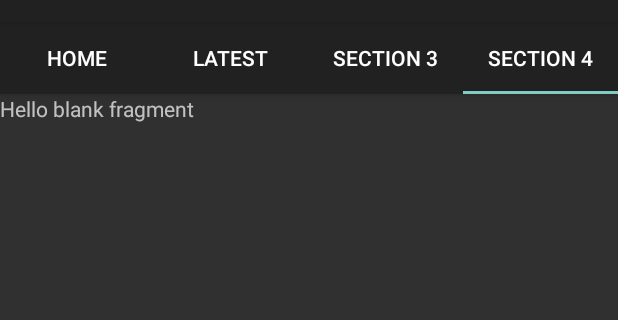
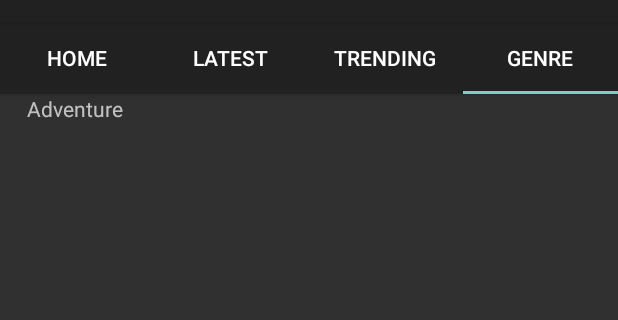
Before and after one commit to nicholastqs/project, an Android app: the HomeFragment screen opened directly, with no data from a screen before it, tab 4 chosen, on a phone screen of 412 x 824 dp, the part 62-382 px from its top. Run offline under Robolectric (Android 15) with nearby library versions, the phone set to English and light mode, and no system bars; our stand-ins replace ButterKnife; libraries missing offline, so code that uses them is left out: com.github.javiersantos.materialstyleddialogs; pictures from the network do not load; 1 statement that could not run was skipped.

Commit message:
New Code

```diff
--- a/app/build.gradle
+++ b/app/build.gradle
@@ -31,13 +31,17 @@ dependencies {
     implementation 'com.android.support:support-v4:27.1.1'
     implementation 'com.android.support:cardview-v7:27.1.1'
 
+    implementation 'com.google.firebase:firebase-core:16.0.1'
+
     /*https://firebase.google.com/docs/auth/android/password-auth#sign_in_a_user_with_an_email_address_and_password*/
 
     /*https://github.com/firebase/quickstart-android/blob/6b85671ca1fc9403b1f0bf5fbb473dd6509516b4/auth/app/src/main/java/com/google/firebase/quickstart/auth/EmailPasswordActivity.java#L66-L66*/
     implementation 'com.google.firebase:firebase-auth:16.0.2'
-    //implementation 'com.google.firebase:firebase-database:11.6.0'
+
 
     implementation 'com.jakewharton:butterknife:8.8.1'
+
+    implementation 'com.google.firebase:firebase-database:16.0.1'
     annotationProcessor 'com.jakewharton:butterknife-compiler:8.8.1'
 
     implementation 'com.github.javiersantos:MaterialStyledDialogs:2.1'
--- a/app/src/main/java/com/example/nicholas/cinebox/adapter/MoviesAdapter.java
+++ b/app/src/main/java/com/example/nicholas/cinebox/adapter/MoviesAdapter.java
@@ -52,6 +52,7 @@ public class MoviesAdapter extends RecyclerView.Adapter<MoviesAdapter.ViewHolder
         String image = model.getImage();
         String duration = model.getDuration();
         String release_date = model.getRelease_date();
+        String background = model.getBackground();
 
         holder.movie_card.setOnClickListener(v -> {
             Intent intent = new Intent(mContext, DetailActivity.class);
@@ -62,6 +63,7 @@ public class MoviesAdapter extends RecyclerView.Adapter<MoviesAdapter.ViewHolder
             intent.putExtra("image", image);
             intent.putExtra("duration", duration);
             intent.putExtra("release_date", release_date);
+            intent.putExtra("background", background);
             mContext.startActivity(intent);
         });
     }
@@ -86,6 +88,7 @@ public class MoviesAdapter extends RecyclerView.Adapter<MoviesAdapter.ViewHolder
             pg = itemView.findViewById(R.id.movie_pg);
             description = itemView.findViewById(R.id.movie_description);
             avatar = itemView.findViewById(R.id.movie_img);
+            background = itemView.findViewById(R.id.movie_background);
             movie_card = itemView.findViewById(R.id.movie_card);
         }
     }
--- a/app/src/main/java/com/example/nicholas/cinebox/fragments/HomeFragment.java
+++ b/app/src/main/java/com/example/nicholas/cinebox/fragments/HomeFragment.java
@@ -87,7 +87,7 @@ public class HomeFragment extends Fragment {
 
     private class FragmentsAdapter extends FragmentStatePagerAdapter {
         /*You can get Tab Titles using this implementation. However doing this is not recommended for localisation of your app*/
-        private String frags[] = {"Home", "Latest", "SECTION 3", "SECTION 4"};
+        private String frags[] = {"Home", "Latest", "Trending", "Genre"};
 
         /*The better way to do this getting your titles as arrays*/
         //private String title[] = getActivity().getResources().getStringArray(R.array.tab_titles);
--- a/app/src/main/java/com/example/nicholas/cinebox/fragments/SectionOneFragment.java
+++ b/app/src/main/java/com/example/nicholas/cinebox/fragments/SectionOneFragment.java
@@ -64,12 +64,49 @@ public class SectionOneFragment extends Fragment {
 
     public void prepareMovies() {
         MoviesModel model;
-        model = new MoviesModel("https://upload.wikimedia.org/wikipedia/fi/thumb/f/f9/TheAvengers2012Poster.jpg/250px-TheAvengers2012Poster.jpg", "Avengers", "Action | Adventure | Fantasy", "PG-13", "Iron Man, Thor, the Hulk and the rest of the Avengers unite to battle their most powerful enemy yet -- the evil Thanos. On a mission to collect all six Infinity Stones, Thanos plans to use the artifacts to inflict his twisted will on reality. The fate of the planet and existence itself has never been more uncertain as everything the Avengers have fought for has led up to this moment.", "27 April 2018", "2h 29min");
+
+        model = new MoviesModel("https://upload.wikimedia.org/wikipedia/fi/thumb/f/f9/TheAvengers2012Poster.jpg/250px-TheAvengers2012Poster.jpg",
+                "Avengers",
+                "Action | Adventure | Fantasy",
+                "PG-13",
+                "Iron Man, Thor, the Hulk and the rest of the Avengers unite to battle their most powerful enemy yet -- the evil Thanos. On a mission to collect all six Infinity Stones, Thanos plans to use the artifacts to inflict his twisted will on reality. The fate of the planet and existence itself has never been more uncertain as everything the Avengers have fought for has led up to this moment.",
+                "27 April 2018",
+                "2h 29min",
+                "https://upload.wikimedia.org/wikipedia/fi/thumb/f/f9/TheAvengers2012Poster.jpg/250px-TheAvengers2012Poster.jpg");
         movies.add(model);
 
-        model = new MoviesModel("https://upload.wikimedia.org/wikipedia/fi/thumb/f/f9/TheAvengers2012Poster.jpg/250px-TheAvengers2012Poster.jpg",
-                "Avengers", "Action | Adventure | Fantasy", "PG-13", "Iron Man, Thor, the Hulk and the rest of the Avengers unite to battle their most powerful enemy yet -- the evil Thanos. On a mission to collect all six Infinity Stones, Thanos plans to use the artifacts to inflict his twisted will on reality. The fate of the planet and existence itself has never been more uncertain as everything the Avengers have fought for has led up to this moment.", "27 April 2018", "2h 29min");
+        model = new MoviesModel(
+                "https://www.dvdsreleasedates.com/posters/800/J/Jurassic-World-Fallen-Kingdom-2018-movie-poster.jpg",
+                "Jurassic World: Fallen Kingdom",
+                "Action | Adventure | Sci-Fi",
+                "PG-13",
+                "A volcanic eruption threatens the remaining dinosaurs on the island of Isla Nublar,where the creatures have freely roamed for several years after the demise of an animal theme park known as Jurassic World.",
+                "27 April, 2018",
+                "2h 29min",
+                "https://www.dvdsreleasedates.com/posters/800/J/Jurassic-World-Fallen-Kingdom-2018-movie-poster.jpg");
         movies.add(model);
+
+        model = new MoviesModel("https://m.media-amazon.com/images/M/MV5BMjQ3OTgzMzY4NF5BMl5BanBnXkFtZTgwOTc4OTQyMzI@._V1_UX182_CR0,0,182,268_AL_.jpg",
+                "Kingsman: The Golden Circle",
+                "Action | Adventure | Comedy",
+                "M18",
+                "With their headquarters destroyed and the world held hostage, members of Kingsman find new allies when they discover a spy organization in the United States known as Statesman. In an adventure that tests their strength and wits, the elite secret agents from both sides of the pond band together to battle a ruthless enemy and save the day, something that's becoming a bit of a habit for Eggsy.",
+                "22 Sept 2017",
+                " 2h 21min",
+                "https://m.media-amazon.com/images/M/MV5BMjQ3OTgzMzY4NF5BMl5BanBnXkFtZTgwOTc4OTQyMzI@._V1_UX182_CR0,0,182,268_AL_.jpg");
+        movies.add(model);
+
+        model = new MoviesModel("http://cdn.collider.com/wp-content/uploads/2018/05/deadpool-2-poster-final.jpg",
+                "Deadpool2",
+                "Action | Adventure | Comedy",
+                "M18",
+                "Wisecracking mercenary Deadpool meets Russell, an angry teenage mutant who lives at an orphanage. When Russell becomes the target of Cable -- a genetically enhanced soldier from the future -- Deadpool realizes that he'll need some help saving the boy from such a superior enemy. He soon joins forces with Bedlam, Shatterstar, Domino and other powerful mutants to protect young Russell from Cable and his advanced weaponry.",
+                "Release: 18 May 2018",
+                "Duration: 1h 59min",
+                "http://cdn.collider.com/wp-content/uploads/2018/05/deadpool-2-poster-final.jpg");
+        movies.add(model);
+
+
     }
 
 
--- a/app/src/main/java/com/example/nicholas/cinebox/model/MoviesModel.java
+++ b/app/src/main/java/com/example/nicholas/cinebox/model/MoviesModel.java
@@ -9,8 +9,9 @@ public class MoviesModel {
     private String description;
     private String release_date;
     private String duration;
+    private String background;
 
-    public MoviesModel(String image, String title, String genre, String pg, String description, String release_date, String duration) {
+    public MoviesModel(String image, String title, String genre, String pg, String description, String release_date, String duration , String background) {
         this.image = image;
         this.title = title;
         this.genre = genre;
@@ -18,6 +19,7 @@ public class MoviesModel {
         this.description = description;
         this.release_date = release_date;
         this.duration = duration;
+        this.background = background;
     }
 
     public String getImage() {
@@ -76,5 +78,13 @@ public class MoviesModel {
         this.duration = duration;
     }
 
+    public String getBackground() {
+        return background;
+    }
+
+    public void setBackground() {
+        this.background = background;
+    }
+
 
 }
--- a/app/src/main/java/com/example/nicholas/cinebox/utils/MoviesCollection.java
+++ b/app/src/main/java/com/example/nicholas/cinebox/utils/MoviesCollection.java
@@ -4,7 +4,7 @@ import com.example.nicholas.cinebox.model.MoviesModel;
 
 import java.util.ArrayList;
 
-public class MoviesCollection {
+/*public class MoviesCollection {
     ArrayList<MoviesModel> moviesModels = new ArrayList<>();
 
     public void prepareMovies() {
@@ -19,4 +19,4 @@ public class MoviesCollection {
     }
 
 
-}
+}*/
--- a/app/src/main/res/layout/activity_detail.xml
+++ b/app/src/main/res/layout/activity_detail.xml
@@ -16,6 +16,16 @@
         android:layout_height="@dimen/_155sdp"
         android:layout_alignParentStart="true"
         android:layout_below="@+id/toolbar" />
+
+    <ImageView
+        android:id="@+id/movie_background"
+        android:layout_width="match_parent"
+        android:layout_height="@dimen/_155sdp"
+        android:layout_alignStart="@+id/title"
+        android:layout_below="@+id/toolbar"
+        android:layout_marginStart="-188dp"
+        android:alpha="0.40"/>
+
 
     <TextView
         android:id="@+id/title"
--- a/app/src/main/res/layout/fragment_section_four.xml
+++ b/app/src/main/res/layout/fragment_section_four.xml
@@ -1,14 +1,26 @@
 <?xml version="1.0" encoding="utf-8"?>
-<FrameLayout xmlns:android="http://schemas.android.com/apk/res/android"
+<RelativeLayout xmlns:android="http://schemas.android.com/apk/res/android"
     xmlns:tools="http://schemas.android.com/tools"
     android:layout_width="match_parent"
     android:layout_height="match_parent"
     tools:context=".fragments.SectionFourFragment">
 
     <!-- TODO: Update blank fragment layout -->
+
+    <android.support.v7.widget.RecyclerView
+        android:id="@+id/movie_list2"
+        android:layout_width="match_parent"
+        android:layout_height="173dp"
+        android:layout_alignParentStart="true"
+        android:layout_below="@+id/textView25"
+        android:orientation="vertical" />
+
     <TextView
-        android:layout_width="match_parent"
-        android:layout_height="match_parent"
-        android:text="@string/hello_blank_fragment" />
-
-</FrameLayout>
+        android:id="@+id/textView25"
+        android:layout_width="wrap_content"
+        android:layout_height="wrap_content"
+        android:layout_alignParentStart="true"
+        android:layout_alignParentTop="true"
+        android:layout_marginStart="18dp"
+        android:text="Adventure" />
+</RelativeLayout>
--- a/app/src/main/res/layout/fragment_section_two.xml
+++ b/app/src/main/res/layout/fragment_section_two.xml
@@ -1,14 +1,10 @@
 <?xml version="1.0" encoding="utf-8"?>
-<FrameLayout xmlns:android="http://schemas.android.com/apk/res/android"
+<RelativeLayout xmlns:android="http://schemas.android.com/apk/res/android"
     xmlns:tools="http://schemas.android.com/tools"
     android:layout_width="match_parent"
     android:layout_height="match_parent"
     tools:context=".fragments.SectionTwoFragment">
 
     <!-- TODO: Update blank fragment layout -->
-    <TextView
-        android:layout_width="match_parent"
-        android:layout_height="match_parent"
-        android:text="@string/hello_blank_fragment" />
 
-</FrameLayout>
+</RelativeLayout>
--- a/app/src/main/res/layout/movie_item.xml
+++ b/app/src/main/res/layout/movie_item.xml
@@ -57,8 +57,7 @@
             android:layout_width="233dp"
             android:layout_height="wrap_content"
             android:layout_alignBottom="@+id/movie_img"
-            android:layout_alignParentEnd="true"
-            android:layout_alignParentRight="true"
+            android:layout_toEndOf="@+id/movie_img"
             android:ellipsize="end"
             android:maxLines="3"
             tools:text="Elastigirl springs into action to save the day, while Mr. Incredible faces his greatest challenge yet - taking care of the problems of his three children." />
```
